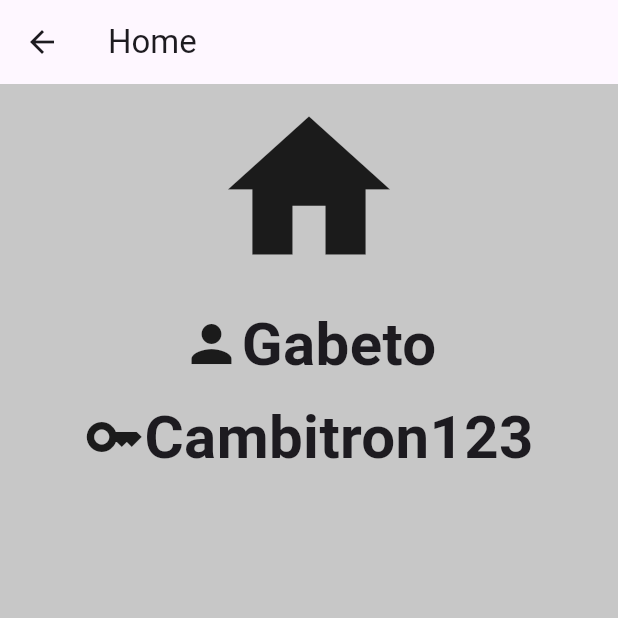
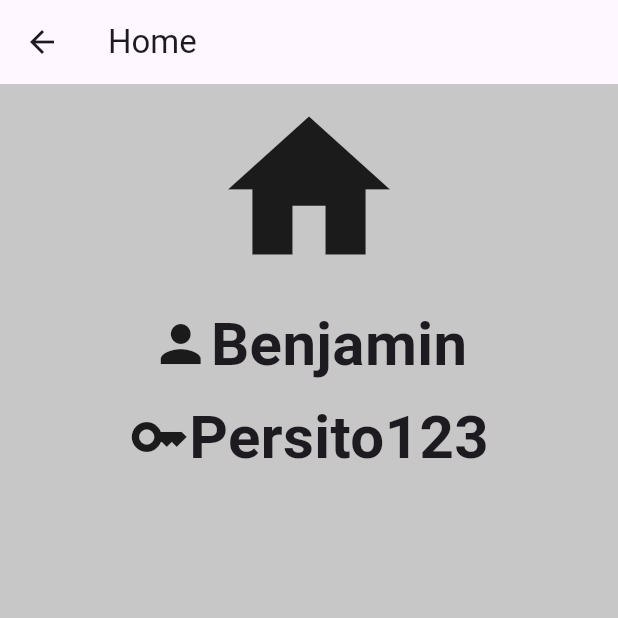
Before and after one commit to ORT-MECATRONICA/BenjaminDubovsky-DAP, a Flutter app: the Home screen opened directly, on a phone screen of 412 x 824 dp, the top half of it. Run offline on Flutter 3.47's test engine with Material 3 defaults, Android fonts, the phone set to English and light mode, and no system bars; our stand-ins replace go_router.

Commit message:
Update home.dart

```diff
--- a/log_in/lib/pantallas/home.dart
+++ b/log_in/lib/pantallas/home.dart
@@ -32,7 +32,7 @@ class Home extends StatelessWidget {
                   mainAxisAlignment: MainAxisAlignment.center,
                   children: [
                     Icon(Icons.person, size: 40),
-                    Text('Gabeto',
+                    Text('Benjamin',
                         style: TextStyle(
                             fontSize: 40, fontWeight: FontWeight.bold)),
                   ],
@@ -45,7 +45,7 @@ class Home extends StatelessWidget {
                   mainAxisAlignment: MainAxisAlignment.center,
                   children: [
                     Icon(Icons.key, size: 40),
-                    Text('Cambitron123',
+                    Text('Persito123',
                         style: TextStyle(
                             fontSize: 40, fontWeight: FontWeight.bold)),
                   ],
```
